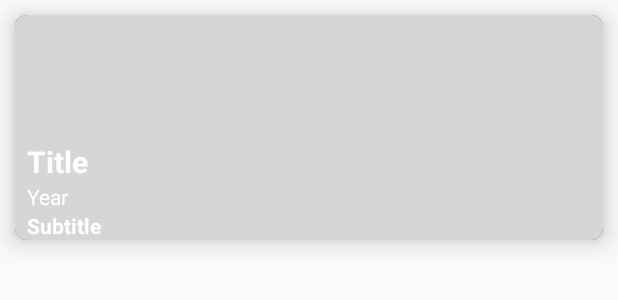
After one commit to andresual/DTSDicodingMadeSubmission2, an Android app: the layout list_item_movie.xml on its own in the app's theme, with its tools: preview values and no code run, on a phone screen of 412 x 824 dp. The commit adds this screen. Shown: the top 300 px of the screen. Run offline under Robolectric (Android 15) with nearby library versions, the phone set to English and light mode, and no system bars.

Commit message:
list belum selesai

```diff
--- a/app/build.gradle
+++ b/app/build.gradle
@@ -29,4 +29,7 @@ dependencies {
     androidTestImplementation 'androidx.test.espresso:espresso-core:3.2.0'
     implementation 'androidx.recyclerview:recyclerview:1.0.0'
     implementation 'androidx.cardview:cardview:1.0.0'
+
+    //glide
+    implementation 'com.github.bumptech.glide:glide:4.8.0'
 }
--- /dev/null
+++ b/app/src/main/res/layout/list_item_movie.xml
@@ -0,0 +1,64 @@
+<?xml version="1.0" encoding="utf-8"?>
+<androidx.cardview.widget.CardView
+    xmlns:android="http://schemas.android.com/apk/res/android"
+    xmlns:app="http://schemas.android.com/apk/res-auto"
+    android:layout_width="match_parent"
+    android:layout_height="wrap_content"
+    android:layout_margin="10dp"
+    app:cardCornerRadius="8dp"
+    app:cardElevation="10dp">
+
+    <androidx.constraintlayout.widget.ConstraintLayout
+        android:id="@+id/constraintLayout"
+        android:layout_width="match_parent"
+        android:layout_height="150dp">
+
+        <ImageView
+            android:id="@+id/iv_hero"
+            android:layout_width="0dp"
+            android:layout_height="0dp"
+            android:foreground="@drawable/bg_header"
+            android:scaleType="centerCrop"
+            android:src="@drawable/ic_launcher_background"
+            app:layout_constraintBottom_toBottomOf="parent"
+            app:layout_constraintEnd_toEndOf="parent"
+            app:layout_constraintStart_toStartOf="parent"
+            app:layout_constraintTop_toTopOf="parent" />
+
+        <TextView
+            android:id="@+id/tv_excerpt"
+            android:layout_width="0dp"
+            android:layout_height="wrap_content"
+            android:layout_marginStart="8dp"
+            android:layout_marginEnd="8dp"
+            android:maxLines="1"
+            android:text="Subtitle"
+            android:textColor="#fff"
+            android:textStyle="bold"
+            app:layout_constraintBottom_toBottomOf="@+id/iv_hero"
+            app:layout_constraintEnd_toEndOf="parent"
+            app:layout_constraintStart_toStartOf="parent" />
+
+        <TextView
+            android:id="@+id/tv_title"
+            android:layout_width="0dp"
+            android:layout_height="wrap_content"
+            android:layout_marginEnd="8dp"
+            android:text="Title"
+            android:textColor="#fff"
+            android:textSize="20dp"
+            android:textStyle="bold"
+            app:layout_constraintBottom_toTopOf="@+id/tv_year"
+            app:layout_constraintEnd_toEndOf="parent"
+            app:layout_constraintStart_toStartOf="@+id/tv_excerpt" />
+
+        <TextView
+            android:id="@+id/tv_year"
+            android:layout_width="wrap_content"
+            android:layout_height="wrap_content"
+            android:text="Year"
+            android:textColor="#ffffff"
+            app:layout_constraintBottom_toTopOf="@+id/tv_excerpt"
+            app:layout_constraintStart_toStartOf="@+id/tv_title" />
+    </androidx.constraintlayout.widget.ConstraintLayout>
+</androidx.cardview.widget.CardView>
```
Also changed, not shown: app/src/main/java/com/andresual/dicodingsubmission2/activity/MainActivity.java (+16 -0 lines), app/src/main/java/com/andresual/dicodingsubmission2/adapter/MovieAdapter.java (added, +68 -0 lines), app/src/main/java/com/andresual/dicodingsubmission2/model/MovieModel.java (added, +90 -0 lines), app/src/main/res/layout/fragment_movie.xml (+11 -5 lines).
